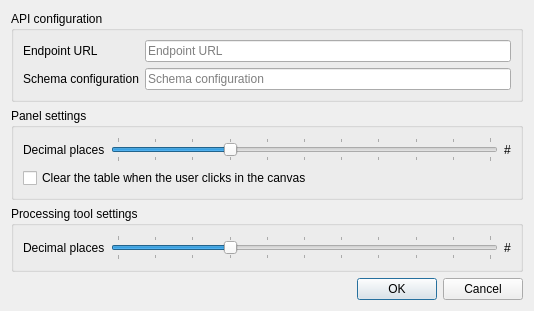
This is GeoContextQGISPlugin_options_dialog_base.ui in kartoza/GeoContextQGISPlugin as Qt 5 draws it before an edit. The edited form follows.
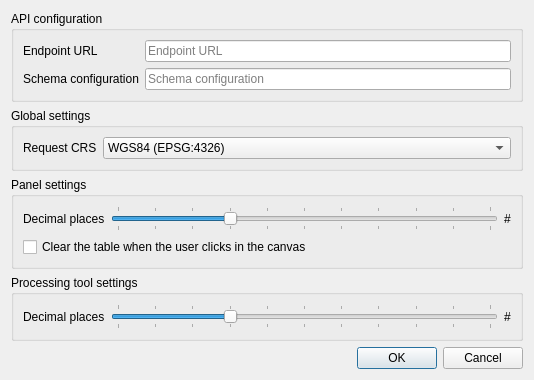
This is the edited form. Custom widgets are drawn as their Qt base class.

Commit message: crs now converted correctly with no need to close/reload the plugin. transformation now also works for layers with different crs

What changed in the file:
```diff
--- a/GeoContextQGISPlugin_options_dialog_base.ui
+++ b/GeoContextQGISPlugin_options_dialog_base.ui
@@ -7,7 +7,7 @@
     <x>0</x>
     <y>0</y>
     <width>534</width>
-    <height>293</height>
+    <height>347</height>
    </rect>
   </property>
   <property name="windowTitle">
@@ -57,6 +57,31 @@
      </layout>
     </widget>
    </item>
+   <item>
+    <widget class="QGroupBox" name="gbGlobalSettings">
+     <property name="title">
+      <string>Global settings</string>
+     </property>
+     <layout class="QFormLayout" name="formLayout_2">
+      <item row="0" column="0">
+       <widget class="QLabel" name="label">
+        <property name="text">
+         <string>Request CRS</string>
+        </property>
+       </widget>
+      </item>
+      <item row="0" column="1">
+       <widget class="QComboBox" name="cbCrs">
+        <item>
+         <property name="text">
+          <string>WGS84 (EPSG:4326)</string>
+         </property>
+        </item>
+       </widget>
+      </item>
+     </layout>
+    </widget>
+   </item>
    <item>
     <widget class="QGroupBox" name="gbPanelSettings">
      <property name="title">
```
Left out of the diff: 1 changed line with no effect on the pictures. The commit also changes 3 other files.
